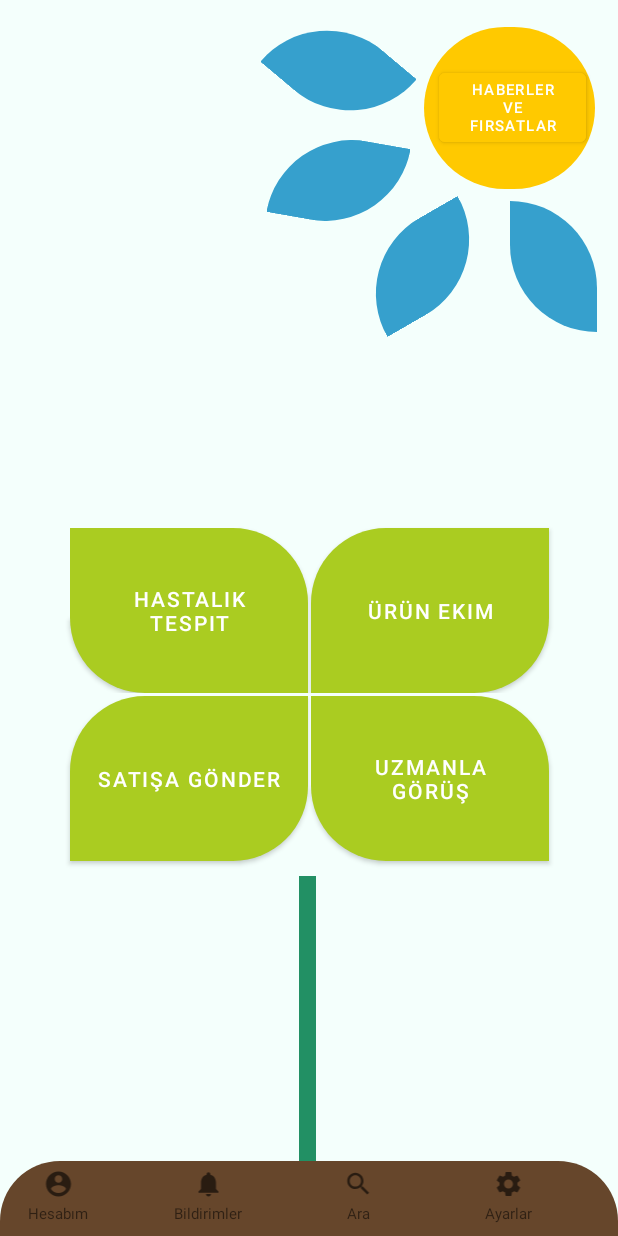
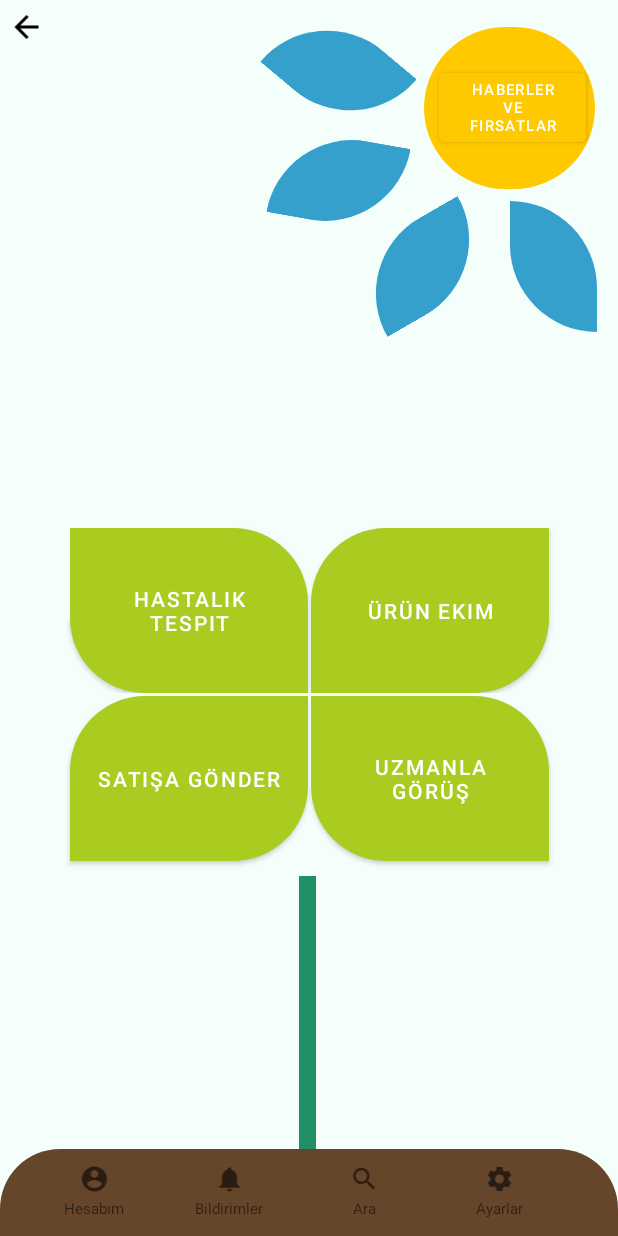
Before and after one commit to beydasoyseven/HasAtImagineProj, an Android app: the AgricultMainActivity screen opened directly, with no data from a screen before it, on a phone screen of 412 x 824 dp. Run offline under Robolectric (Android 15) with nearby library versions, the phone set to English and light mode, and no system bars.

Commit message:
add return button

```diff
--- a/app/build.gradle
+++ b/app/build.gradle
@@ -30,11 +30,12 @@ android {
 dependencies {
 
     implementation 'androidx.appcompat:appcompat:1.4.1'
-    implementation 'com.google.android.material:material:1.5.0'
+    implementation 'com.google.android.material:material:1.6.0'
     implementation 'androidx.constraintlayout:constraintlayout:2.1.3'
     implementation 'androidx.gridlayout:gridlayout:1.0.0'
+    implementation 'com.google.android.gms:play-services-ads:20.6.0'
     testImplementation 'junit:junit:4.13.2'
     androidTestImplementation 'androidx.test.ext:junit:1.1.3'
     androidTestImplementation 'androidx.test.espresso:espresso-core:3.4.0'
-    implementation 'pl.droidsonroids.gif:android-gif-drawable:1.2.19'
+    implementation 'pl.droidsonroids.gif:android-gif-drawable:1.2.24'
 }
--- a/app/src/main/java/com/example/hasatimagineproj/agriculturalistPart/AgricultMainActivity.java
+++ b/app/src/main/java/com/example/hasatimagineproj/agriculturalistPart/AgricultMainActivity.java
@@ -54,5 +54,11 @@ public class AgricultMainActivity extends AppCompatActivity {
                 startActivity(new Intent(AgricultMainActivity.this, uzmanlaGorus.class));
             }
         });
+        findViewById(R.id.agrBack).setOnClickListener(new View.OnClickListener() {
+            @Override
+            public void onClick(View view) {
+                startActivity(new Intent(AgricultMainActivity.this, MainActivity.class));
+            }
+        });
     }
 }
--- /dev/null
+++ b/app/src/main/res/drawable/ic_baseline_arrow_back_24.xml
@@ -0,0 +1,5 @@
+<vector android:autoMirrored="true" android:height="24dp"
+    android:tint="#000000" android:viewportHeight="24"
+    android:viewportWidth="24" android:width="24dp" xmlns:android="http://schemas.android.com/apk/res/android">
+    <path android:fillColor="@android:color/white" android:pathData="M20,11H7.83l5.59,-5.59L12,4l-8,8 8,8 1.41,-1.41L7.83,13H20v-2z"/>
+</vector>
--- a/app/src/main/res/layout/activity_agricult_main.xml
+++ b/app/src/main/res/layout/activity_agricult_main.xml
@@ -98,6 +98,19 @@
                 android:text="Haberler ve Fırsatlar"
                 android:textSize="10dp" />
         </LinearLayout>
+
+        <ImageView
+            android:id="@+id/agrBack"
+            android:layout_width="54dp"
+            android:layout_height="24dp"
+            android:layout_marginLeft="-10dp"
+            android:layout_marginTop="4dp"
+            android:clickable="true"
+            app:layout_constraintStart_toStartOf="parent"
+            app:layout_constraintTop_toTopOf="parent"
+            app:srcCompat="@drawable/ic_baseline_arrow_back_24" />
+
+
     </androidx.constraintlayout.widget.ConstraintLayout>
 
     <LinearLayout
@@ -198,7 +211,7 @@
     <LinearLayout
         android:id="@+id/barLin"
         android:layout_width="match_parent"
-        android:layout_height="50dp"
+        android:layout_height="58dp"
         android:orientation="horizontal"
         android:background="@drawable/barshape"
         app:layout_constraintBottom_toBottomOf="parent"
@@ -213,9 +226,9 @@
                 android:id="@+id/hesabımLin"
                 android:layout_width="70dp"
                 android:layout_height="40dp"
-                android:layout_marginTop="5dp"
-                android:layout_marginRight="30dp"
-                android:layout_marginLeft="4dp"
+                android:layout_marginTop="10dp"
+                android:layout_marginRight="20dp"
+                android:layout_marginLeft="28dp"
                 android:orientation="vertical">
 
                 <ImageView
@@ -239,8 +252,8 @@
                 android:id="@+id/bildirimlerLin"
                 android:layout_width="70dp"
                 android:layout_height="40dp"
-                android:layout_marginTop="5dp"
-                android:layout_marginRight="30dp"
+                android:layout_marginTop="10dp"
+                android:layout_marginRight="20dp"
                 android:orientation="vertical">
 
                 <ImageView
@@ -263,8 +276,8 @@
                 android:id="@+id/searchLin"
                 android:layout_width="70dp"
                 android:layout_height="40dp"
-                android:layout_marginTop="5dp"
-                android:layout_marginRight="30dp"
+                android:layout_marginTop="10dp"
+                android:layout_marginRight="20dp"
                 android:orientation="vertical">
 
                 <ImageView
@@ -287,7 +300,7 @@
                 android:id="@+id/ayarlarLin"
                 android:layout_width="70dp"
                 android:layout_height="40dp"
-                android:layout_marginTop="5dp"
+                android:layout_marginTop="10dp"
                 android:orientation="vertical">
 
                 <ImageView
```
Also changed, not shown: app/src/main/java/com/example/hasatimagineproj/hastaliktespit.java (+11 -0 lines), app/src/main/java/com/example/hasatimagineproj/urunEkim.java (+11 -0 lines), app/src/main/java/com/example/hasatimagineproj/uzmanlaGorus.java (+11 -0 lines), app/src/main/res/layout/activity_hastaliktespit.xml (+18 -0 lines), app/src/main/res/layout/activity_urun_ekim.xml (+10 -0 lines), app/src/main/res/layout/activity_uzmanla_gorus.xml (+10 -1 lines).
